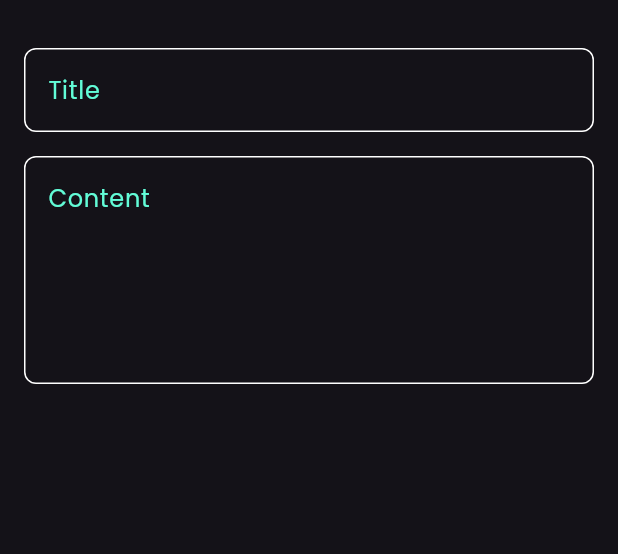
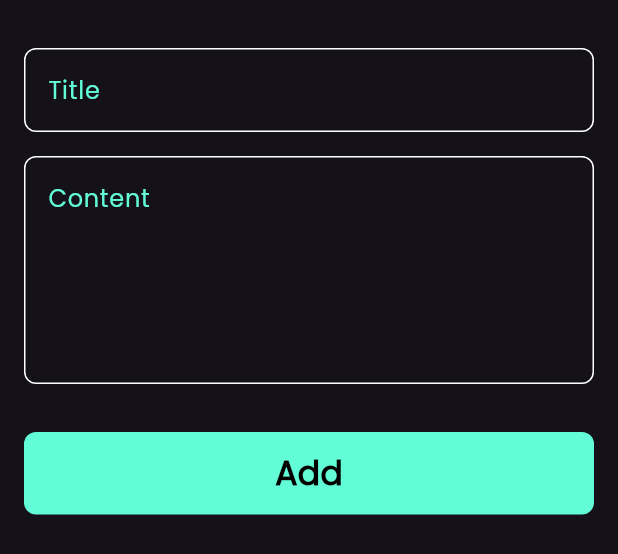
Before and after one commit to Stuard256/notes, a Flutter app: the AddNoteBottomSheet widget shown alone on an empty page, opened directly, on a phone screen of 412 x 824 dp. Shown: the top 554 px of the screen. Run offline on Flutter 3.47's test engine with Material 3 defaults, Android fonts, the phone set to English and light mode, and no system bars.

Commit message:
finish notes bottom sheet

```diff
--- a/lib/views/widgets/add_note_bottom_sheet.dart
+++ b/lib/views/widgets/add_note_bottom_sheet.dart
@@ -1,13 +1,16 @@
 import 'package:flutter/material.dart';
 import 'package:notes/views/widgets/custom_text_field.dart';
+
+import 'custom_button.dart';
 
 class AddNoteBottomSheet extends StatelessWidget {
   const AddNoteBottomSheet({super.key});
 
   @override
   Widget build(BuildContext context) {
-    return Padding(
-      padding: const EdgeInsets.symmetric(horizontal: 16),
+    return const Padding(
+      padding: EdgeInsets.symmetric(horizontal: 16),
+      child: SingleChildScrollView(
         child: Column(
           children: [
             SizedBox(
@@ -21,7 +24,15 @@
               hint: 'Content',
               maxLines: 5,
             ),
+            SizedBox(
+              height: 32,
+            ),
+            CustomButton(),
+            SizedBox(
+              height: 16,
+            ),
           ],
+        ),
       ),
     );
   }
--- /dev/null
+++ b/lib/views/widgets/custom_button.dart
@@ -0,0 +1,29 @@
+import 'package:flutter/material.dart';
+
+import '../../constants.dart';
+
+class CustomButton extends StatelessWidget {
+  const CustomButton({super.key});
+
+  @override
+  Widget build(BuildContext context) {
+    return Container(
+      width: MediaQuery.of(context).size.width,
+      height: 55,
+      decoration: BoxDecoration(
+        color: kPrimaryColor,
+        borderRadius: BorderRadius.circular(8),
+      ),
+      child: Center(
+        child: Text(
+          'Add',
+          style: TextStyle(
+            color: Colors.black,
+            fontWeight: FontWeight.bold,
+            fontSize: 22,
+          ),
+        ),
+      ),
+    );
+  }
+}
```
Lines whose indentation alone changed are shown as unchanged.
